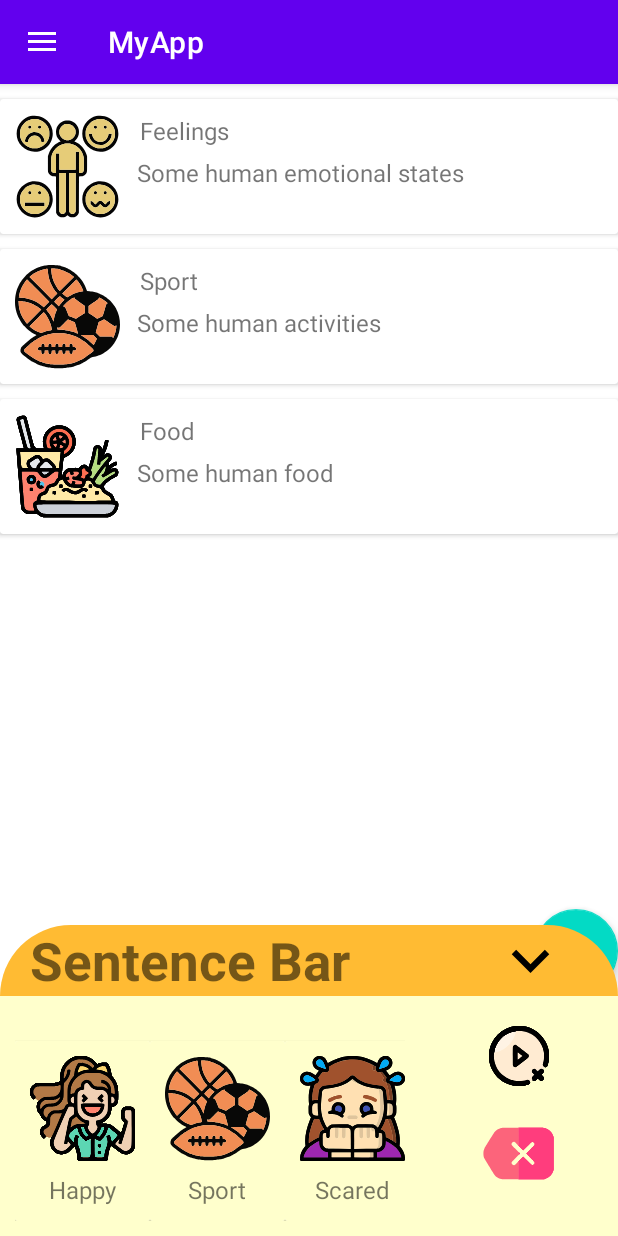
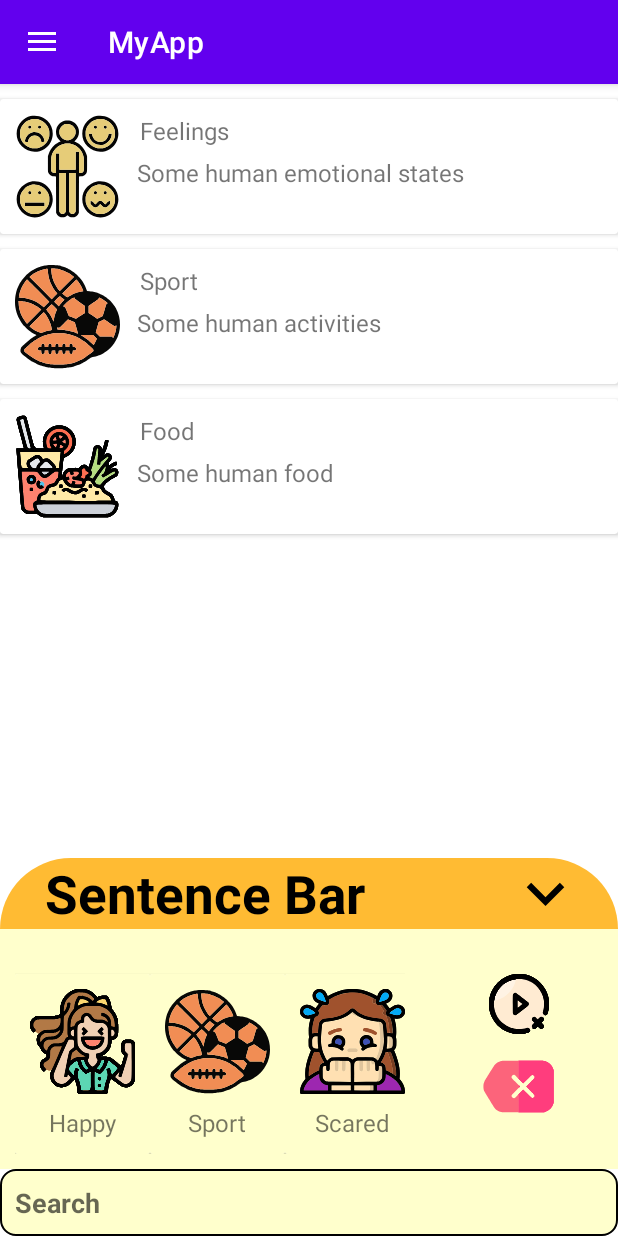
Before and after one commit to mdunggggg/ProGApp, an Android app: the PlayActivity screen opened directly, with no data from a screen before it, after a tap on an icon or button, on a phone screen of 412 x 824 dp. Run offline under Robolectric (Android 15) with nearby library versions, the phone set to English and light mode, and no system bars; our stand-ins replace Room's generated code.

Commit message:
Update Database

```diff
--- a/app/src/main/java/com/example/myapp/Database/CardDAO.java
+++ b/app/src/main/java/com/example/myapp/Database/CardDAO.java
@@ -5,6 +5,7 @@ import androidx.room.Insert;
 import androidx.room.Query;
 
 import com.example.myapp.Model.Card;
+import com.example.myapp.Model.Topic;
 
 import java.util.List;
 
@@ -20,4 +21,6 @@ public interface CardDAO {
     void deleteAllCard();
     @Insert
     long insertCardReturnId(Card card);
+    @Query("SELECT * FROM card WHERE nameCard LIKE '%' || :name || '%'")
+    List<Card>searchCard(String name);
 }
--- a/app/src/main/java/com/example/myapp/Database/TopicDAO.java
+++ b/app/src/main/java/com/example/myapp/Database/TopicDAO.java
@@ -24,4 +24,6 @@ public interface TopicDAO {
     Topic getTopicById(int id);
     @Update
     void updateTopic(Topic topic);
+    @Query("SELECT * FROM topic WHERE nameTopic LIKE '%' || :name || '%'")
+    List<Topic>searchTopic(String name);
 }
--- a/app/src/main/java/com/example/myapp/PlayActivity.java
+++ b/app/src/main/java/com/example/myapp/PlayActivity.java
@@ -19,14 +19,18 @@ import android.content.res.Resources;
 import android.os.Bundle;
 import android.speech.tts.TextToSpeech;
 import android.util.Log;
+import android.view.KeyEvent;
 import android.view.Menu;
 import android.view.MenuItem;
 import android.view.View;
+import android.view.inputmethod.EditorInfo;
 import android.widget.Button;
+import android.widget.EditText;
 import android.widget.FrameLayout;
 import android.widget.ImageButton;
 import android.widget.LinearLayout;
 import android.widget.RelativeLayout;
+import android.widget.TextView;
 import android.widget.Toast;
 
 import com.example.myapp.Adapter.TopicAdapter;
@@ -69,6 +73,9 @@ public class PlayActivity extends AppCompatActivity {
     private BottomSheetBehavior bottomSheetBehavior;
     private ImageButton btnBar;
     private Boolean stateBar;
+
+    // Seartch
+    private EditText etSearch;
 
 
 
@@ -208,7 +215,22 @@ public class PlayActivity extends AppCompatActivity {
             }
         });
 
+
+
+        // Search
+
+        etSearch = findViewById(R.id.etSearch);
+        etSearch.setOnEditorActionListener(new TextView.OnEditorActionListener() {
+            @Override
+            public boolean onEditorAction(TextView v, int actionId, KeyEvent event) {
+                if(actionId == EditorInfo.IME_ACTION_SEARCH) {
+                    searchTopic();
+                }
+                return false;
+            }
+        });
     }
+
 
 
     @Override
@@ -342,4 +364,13 @@ public class PlayActivity extends AppCompatActivity {
     }
 
 
+    private void searchTopic() {
+        String search = etSearch.getText().toString().trim();
+        topics.clear();
+        topics = TopicDatabase.getInstance(getApplicationContext()).topicDAO().searchTopic(search);
+        topicAdapter.setData(topics);
+
+    }
+
+
 }
--- a/app/src/main/java/com/example/myapp/ShowCard.java
+++ b/app/src/main/java/com/example/myapp/ShowCard.java
@@ -41,7 +41,7 @@ public class ShowCard extends AppCompatActivity {
             imgCard.setImageResource(card.getIdImage());
         }
         else{
-           // imgCard.setImageBitmap(BitmapFactory.decodeFile(card.getImageCard()));
+            imgCard.setImageBitmap(BitmapFactory.decodeFile(card.getImageCard()));
         }
 
 
--- /dev/null
+++ b/app/src/main/res/drawable/search_bottom_sheet.xml
@@ -0,0 +1,6 @@
+<?xml version="1.0" encoding="utf-8"?>
+<shape xmlns:android="http://schemas.android.com/apk/res/android">
+    <solid android:color="#FFFFCC" />
+    <stroke android:width="1dp" android:color="@android:color/black" />
+    <corners android:radius="10dp" />
+</shape>
--- a/app/src/main/res/layout/bottom_sheet.xml
+++ b/app/src/main/res/layout/bottom_sheet.xml
@@ -13,7 +13,6 @@
         android:layout_width="match_parent"
         android:layout_height="wrap_content"
         android:background="@drawable/rounded_edge"
-
         android:orientation="horizontal">
         <TextView
             android:id="@+id/tvSentenceBar"
@@ -22,7 +21,8 @@
             android:text="Sentence Bar"
             android:textSize="35dp"
             android:textStyle="bold"
-            android:layout_marginStart="20dp"
+            android:layout_marginStart="30dp"
+            android:textColor="@color/black"
             android:layout_alignParentStart="true"
             />
         <ImageButton
@@ -41,40 +41,49 @@
         android:background="#FFFFCC"
         android:layout_width="match_parent"
         android:layout_height="wrap_content"
-
         android:orientation="horizontal">
         <FrameLayout
             android:layout_gravity="center_vertical"
             android:id="@+id/fragment_container"
             android:layout_width="280dp"
-            android:layout_height="wrap_content">
+            android:layout_height="wrap_content"
+            >
         </FrameLayout>
         <LinearLayout
-
+            android:layout_gravity="center_vertical"
             android:layout_width="match_parent"
             android:layout_height="wrap_content"
+
             android:orientation="vertical">
-
             <ImageButton
                 android:id="@+id/speakBar"
+                android:layout_gravity="center_horizontal"
                 android:layout_width="wrap_content"
                 android:layout_height="wrap_content"
-                android:layout_gravity="center_horizontal"
-                android:layout_marginTop="20dp"
+                android:src="@drawable/speakbutton"
                 android:background="@android:color/transparent"
-                android:src="@drawable/speakbutton"
                 android:text="Speak" />
-
             <ImageButton
                 android:id="@+id/eraseBar"
-                android:src="@drawable/delete"
+                android:layout_gravity="center_horizontal"
+                android:layout_marginTop="10dp"
                 android:background="@android:color/transparent"
-                android:layout_gravity="center_horizontal"
-                android:layout_marginTop="20dp"
                 android:layout_width="wrap_content"
                 android:layout_height="wrap_content"
+                android:src="@drawable/delete"
                 android:text="Erase" />
         </LinearLayout>
     </LinearLayout>
+    <EditText
+        android:id="@+id/etSearch"
+        android:layout_width="match_parent"
+        android:layout_height="wrap_content"
+        android:padding="10dp"
+        android:textColor="@color/black"
+        android:background="@drawable/search_bottom_sheet"
+        android:textStyle="bold"
+        android:inputType="text"
+        android:imeOptions="actionSearch"
+        android:hint="Search"/>
 
 </LinearLayout>
```
Also changed, not shown: app/src/main/java/com/example/myapp/ShowTopicActivity.java (+34 -1 lines).
